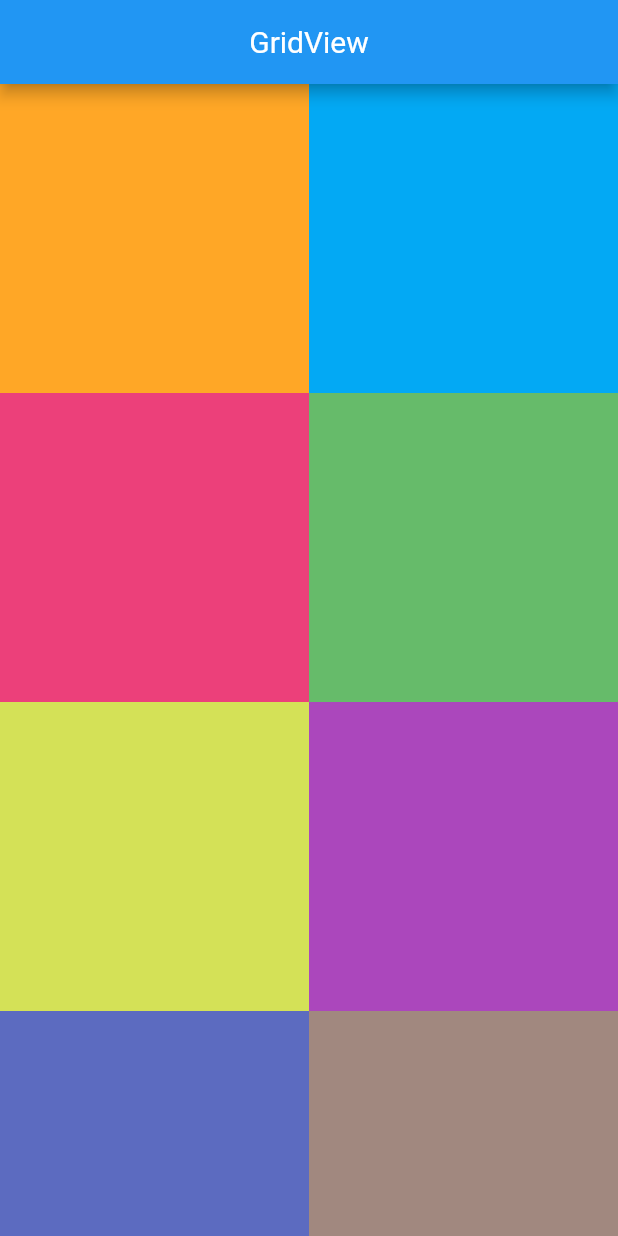
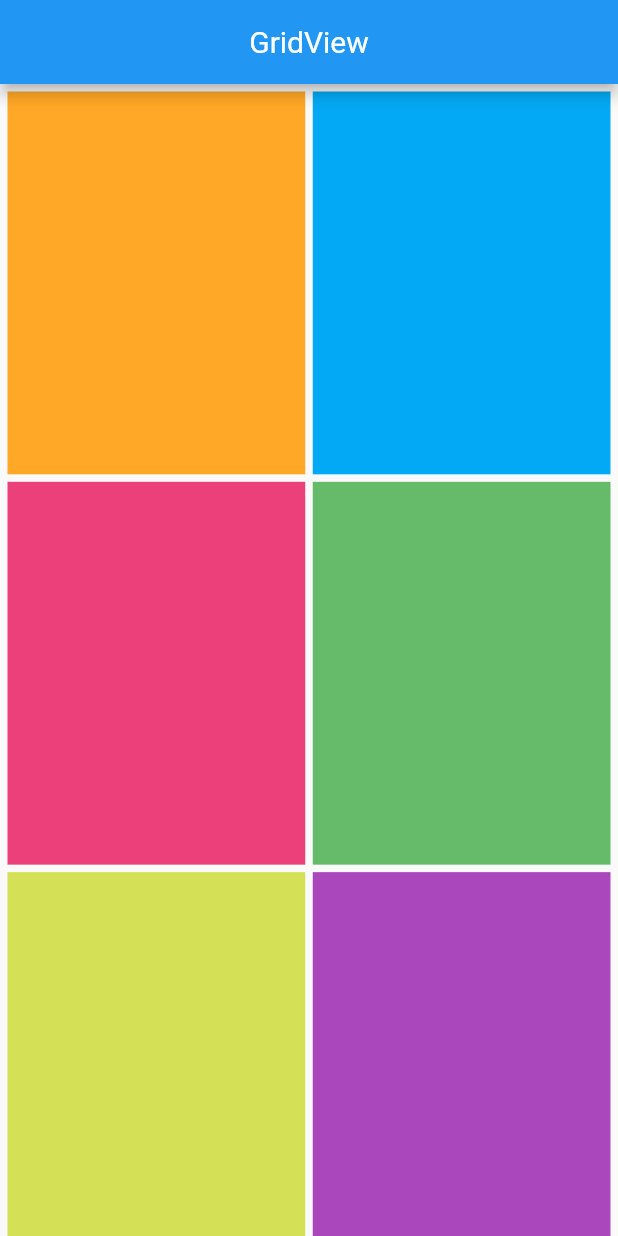
Before and after one commit to juragancode/flutter_application_1, a Flutter app: the screen it shows after launch, on a phone screen of 412 x 824 dp. Run offline on Flutter 3.47's test engine with Material 2 defaults, Android fonts, the phone set to English and light mode, and no system bars.

Commit message:
Flutter - GridView 2

```diff
--- a/lib/main.dart
+++ b/lib/main.dart
@@ -18,8 +18,12 @@ class MyApp extends StatelessWidget {
           title: Text("GridView"),
         ),
         body: GridView(
+          padding: EdgeInsets.all(5),
           gridDelegate: SliverGridDelegateWithFixedCrossAxisCount(
             crossAxisCount: 2,
+            crossAxisSpacing: 5,
+            mainAxisSpacing: 5,
+            childAspectRatio: 7 / 9,
           ),
           children: [
             Container(
```
